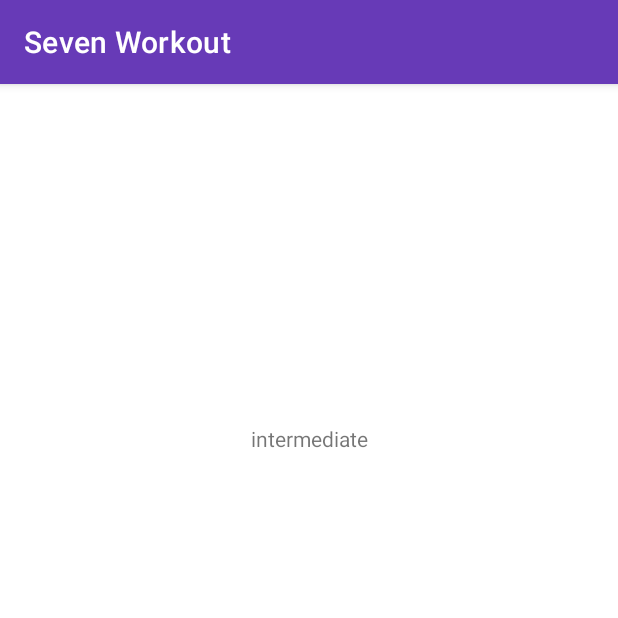
After one commit to maverik0302/sevenworkout, an Android app: the intermediateActivity screen opened directly, with no data from a screen before it, on a phone screen of 412 x 824 dp, the top half of it. The commit adds this screen. Run offline under Robolectric (Android 15) with nearby library versions, the phone set to English and light mode, and no system bars.

Commit message:
Complete OnClick Item to call differrent activity.

```diff
--- /dev/null
+++ b/app/src/main/java/team7/vlu/sevenworkout/intermediateActivity.java
@@ -0,0 +1,14 @@
+package team7.vlu.sevenworkout;
+
+import androidx.appcompat.app.AppCompatActivity;
+
+import android.os.Bundle;
+
+public class intermediateActivity extends AppCompatActivity {
+
+    @Override
+    protected void onCreate(Bundle savedInstanceState) {
+        super.onCreate(savedInstanceState);
+        setContentView(R.layout.activity_intermediate);
+    }
+}
--- /dev/null
+++ b/app/src/main/res/layout/activity_intermediate.xml
@@ -0,0 +1,19 @@
+<?xml version="1.0" encoding="utf-8"?>
+<androidx.constraintlayout.widget.ConstraintLayout xmlns:android="http://schemas.android.com/apk/res/android"
+    xmlns:app="http://schemas.android.com/apk/res-auto"
+    xmlns:tools="http://schemas.android.com/tools"
+    android:layout_width="match_parent"
+    android:layout_height="match_parent"
+    tools:context=".intermediateActivity">
+
+    <TextView
+        android:id="@+id/textView3"
+        android:layout_width="wrap_content"
+        android:layout_height="wrap_content"
+        android:text="intermediate"
+        app:layout_constraintBottom_toBottomOf="parent"
+        app:layout_constraintEnd_toEndOf="parent"
+        app:layout_constraintStart_toStartOf="parent"
+        app:layout_constraintTop_toTopOf="parent"
+        app:layout_constraintVertical_bias="0.303" />
+</androidx.constraintlayout.widget.ConstraintLayout>
```
Also changed, not shown: app/src/main/AndroidManifest.xml (+9 -0 lines), app/src/main/java/team7/vlu/sevenworkout/AdvancedActivity.java (added, +14 -0 lines), app/src/main/java/team7/vlu/sevenworkout/RecyclerCiewAdapter.java (+18 -4 lines), app/src/main/res/layout/activity_advanced.xml (added, +9 -0 lines).
